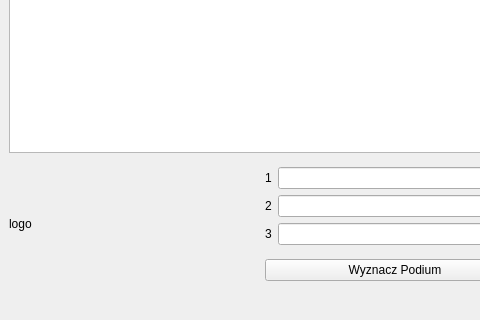
Old version of the form KolosZawodnicy/mainwindow.ui in the repository MikolajSkaziak/QTTrening; both pictures show x 0 to 480 and y 330 to 650 of the 800 by 650 pixel window.
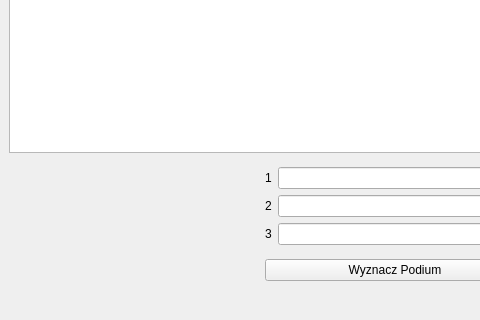
New version of the form.

```diff
--- a/KolosZawodnicy/mainwindow.ui
+++ b/KolosZawodnicy/mainwindow.ui
@@ -37,7 +37,7 @@
            </size>
           </property>
           <property name="text">
-           <string>logo</string>
+           <string/>
           </property>
          </widget>
         </item>
```
Left out of the diff: 2 changed lines with no effect on the pictures.
